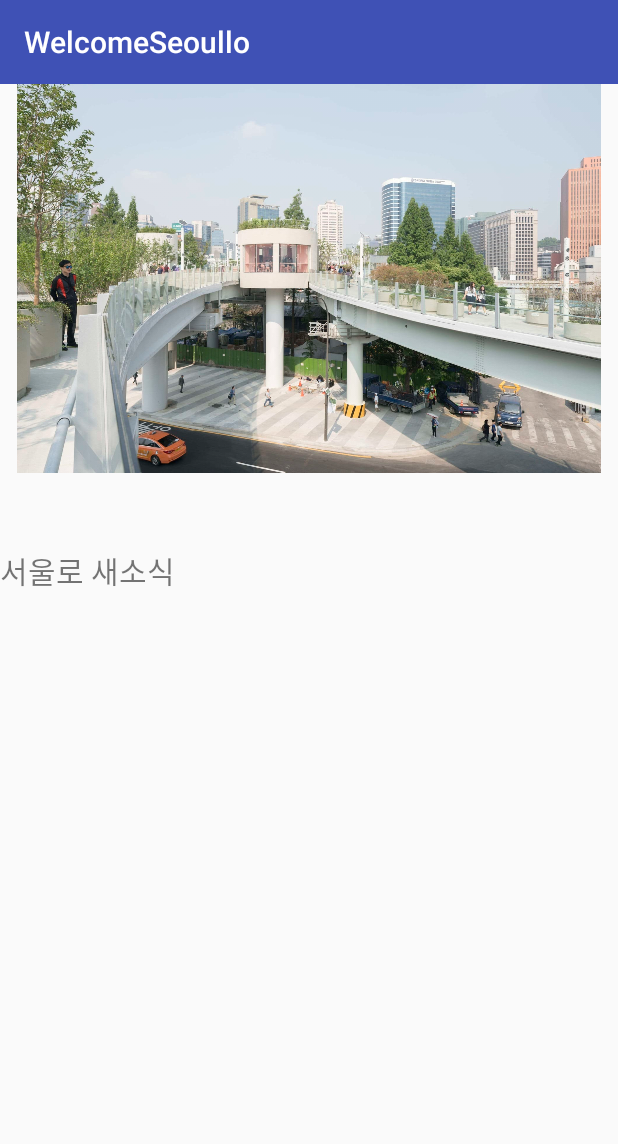
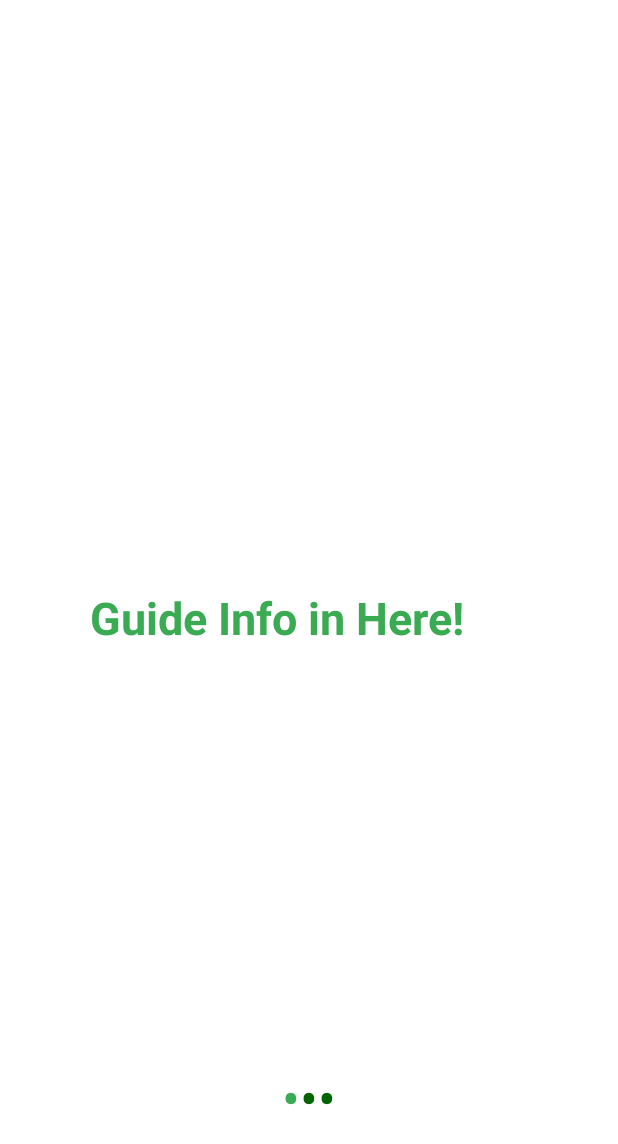
Before and after one commit to sonjangwon/WelcomeSeoullo, an Android app: the screen it shows after launch (NoticeActivity before the commit, GuideAppInfo after it), on a phone screen of 412 x 824 dp. Shown: the top 1144 px of the screen. Run offline under Robolectric (Android 15) with nearby library versions, the phone set to English and light mode, and no system bars.

Commit message:
Guide App Infor version 1&2

```diff
--- a/WelcomeSeoullo/app/src/main/AndroidManifest.xml
+++ b/WelcomeSeoullo/app/src/main/AndroidManifest.xml
@@ -12,13 +12,17 @@
         android:roundIcon="@mipmap/ic_launcher_round"
         android:supportsRtl="true"
         android:theme="@style/AppTheme">
-        <activity android:name=".MainActivity">
+        <activity android:name=".GuideAppInfo">
             <intent-filter>
                 <action android:name="android.intent.action.MAIN" />
 
                 <category android:name="android.intent.category.LAUNCHER" />
             </intent-filter>
         </activity>
+        <activity android:name=".MainActivity">
+
+        </activity>
+
         <activity android:name=".NoticeActivity"/>
         <activity android:name=".ViewContents"/>
         <activity android:name="Test"/>
--- /dev/null
+++ b/WelcomeSeoullo/app/src/main/java/com/example/jangwon/welcomeseoullo/GuideAppInfo.java
@@ -0,0 +1,209 @@
+package com.example.jangwon.welcomeseoullo;
+
+import android.content.Context;
+import android.content.Intent;
+import android.graphics.Color;
+import android.os.Build;
+import android.os.Bundle;
+import android.support.v4.view.PagerAdapter;
+import android.support.v4.view.ViewPager;
+import android.support.v7.app.AppCompatActivity;
+import android.text.Html;
+import android.view.LayoutInflater;
+import android.view.View;
+import android.view.ViewGroup;
+import android.view.Window;
+import android.view.WindowManager;
+import android.widget.Button;
+import android.widget.LinearLayout;
+import android.widget.TextView;
+
+
+/**
+ * Created by woga1 on 2017-09-16.
+ */
+
+public class GuideAppInfo extends AppCompatActivity {
+    private ViewPager viewPager;
+    private MyViewPagerAdapter myViewPagerAdapter;
+    private LinearLayout dotsLayout;
+    private TextView[] dots;
+    private int[] layouts;
+    private Button btnSkip, btnNext;
+    private PrefManager prefManager;
+
+    @Override
+    protected void onCreate(Bundle savedInstanceState) {
+        super.onCreate(savedInstanceState);
+
+        // Checking for first time launch - before calling setContentView()
+        //sharedPrefence에 저장ㅇ해놓고 실행안되게
+        prefManager = new PrefManager(this);
+        if (!prefManager.isFirstTimeLaunch()) {
+            prefManager.setFirstTimeLaunch(true);
+        }
+
+        // Making notification bar transparent
+        if (Build.VERSION.SDK_INT >= 21) {
+            getWindow().getDecorView().setSystemUiVisibility(View.SYSTEM_UI_FLAG_LAYOUT_STABLE | View.SYSTEM_UI_FLAG_LAYOUT_FULLSCREEN);
+        }
+
+        setContentView(R.layout.activity_guide2);
+
+        viewPager = (ViewPager) findViewById(R.id.view_pager2);
+        dotsLayout = (LinearLayout) findViewById(R.id.layoutDots2);
+        //btnSkip = (Button) findViewById(R.id.btn_skip);
+        btnNext = (Button) findViewById(R.id.btn_next2);
+        btnNext.setVisibility(View.INVISIBLE);
+
+
+        // layouts of all welcome sliders
+        // add few more layouts if you want
+        layouts = new int[]{
+                R.layout.activity_slide1,
+                R.layout.activity_slide2,
+                R.layout.activity_slide3 };
+
+        // adding bottom dots
+        addBottomDots(0);
+
+        // making notification bar transparent
+        changeStatusBarColor();
+
+        myViewPagerAdapter = new MyViewPagerAdapter();
+        viewPager.setAdapter(myViewPagerAdapter);
+        viewPager.addOnPageChangeListener(viewPagerPageChangeListener);
+
+//        btnSkip.setOnClickListener(new View.OnClickListener() {
+//            @Override
+//            public void onClick(View v) {
+//                launchHomeScreen();
+//            }
+//        });
+
+        btnNext.setOnClickListener(new View.OnClickListener() {
+            @Override
+            public void onClick(View v) {
+                // checking for last page
+                // if last page home screen will be launched
+                int current = getItem(+1);
+                if (current < layouts.length) {
+                    // move to next screen
+                    viewPager.setCurrentItem(current);
+                } else {
+                    launchHomeScreen();
+                }
+            }
+        });
+    }
+
+    private void addBottomDots(int currentPage) {
+        dots = new TextView[layouts.length];
+        //해당화면 일때
+        int[] colorsActive = getResources().getIntArray(R.array.array_dot_active);
+        //해당화면 아닐때
+        int[] colorsInactive = getResources().getIntArray(R.array.array_dot_inactive);
+
+        dotsLayout.removeAllViews();
+        for (int i = 0; i < dots.length; i++) {
+            dots[i] = new TextView(this);
+            dots[i].setText(Html.fromHtml("&#8226;"));
+            dots[i].setTextSize(35);
+            dots[i].setTextColor(colorsInactive[currentPage]);
+            dotsLayout.addView(dots[i]);
+        }
+
+        if (dots.length > 0)
+            dots[currentPage].setTextColor(colorsActive[currentPage]);
+    }
+
+    private int getItem(int i) {
+        return viewPager.getCurrentItem() + i;
+    }
+
+    private void launchHomeScreen() {
+        prefManager.setFirstTimeLaunch(false);
+        startActivity(new Intent(getApplicationContext(), NoticeActivity.class));
+        finish();
+    }
+
+    //	viewpager change listener
+    ViewPager.OnPageChangeListener viewPagerPageChangeListener = new ViewPager.OnPageChangeListener() {
+
+        @Override
+        public void onPageSelected(int position) {
+            addBottomDots(position);
+
+            // changing the next button text 'NEXT' / 'GOT IT'
+            if (position == layouts.length - 1) {
+                // last page. make button text to GOT IT
+                btnNext.setVisibility(View.VISIBLE);
+                //btnNext.setText("시작하기");
+//                btnSkip.setVisibility(View.GONE);
+            } else {
+                // still pages are left
+                btnNext.setVisibility(View.INVISIBLE);
+//                btnNext.setText("다음");
+//                btnSkip.setVisibility(View.VISIBLE);
+            }
+        }
+
+        @Override
+        public void onPageScrolled(int arg0, float arg1, int arg2) {
+
+        }
+
+        @Override
+        public void onPageScrollStateChanged(int arg0) {
+
+        }
+    };
+
+    /**
+     * Making notification bar transparent
+     */
+    private void changeStatusBarColor() {
+        if (Build.VERSION.SDK_INT >= Build.VERSION_CODES.LOLLIPOP) {
+            Window window = getWindow();
+            window.addFlags(WindowManager.LayoutParams.FLAG_DRAWS_SYSTEM_BAR_BACKGROUNDS);
+            window.setStatusBarColor(Color.TRANSPARENT);
+        }
+    }
+
+    /**
+     * View pager adapter
+     */
+    public class MyViewPagerAdapter extends PagerAdapter {
+        private LayoutInflater layoutInflater;
+
+        public MyViewPagerAdapter() {
+        }
+
+        @Override
+        public Object instantiateItem(ViewGroup container, int position) {
+            layoutInflater = (LayoutInflater) getSystemService(Context.LAYOUT_INFLATER_SERVICE);
+
+            View view = layoutInflater.inflate(layouts[position], container, false);
+            container.addView(view);
+
+            return view;
+        }
+
+        @Override
+        public int getCount() {
+            return layouts.length;
+        }
+
+        @Override
+        public boolean isViewFromObject(View view, Object obj) {
+            return view == obj;
+        }
+
+
+        @Override
+        public void destroyItem(ViewGroup container, int position, Object object) {
+            View view = (View) object;
+            container.removeView(view);
+        }
+    }
+}
--- /dev/null
+++ b/WelcomeSeoullo/app/src/main/java/com/example/jangwon/welcomeseoullo/PrefManager.java
@@ -0,0 +1,37 @@
+package com.example.jangwon.welcomeseoullo;
+
+import android.content.Context;
+import android.content.SharedPreferences;
+
+/**
+ * Created by woga1 on 2017-09-16.
+ */
+
+public class PrefManager {
+    SharedPreferences pref;
+    SharedPreferences.Editor editor;
+    Context _context;
+
+    // shared pref mode
+    int PRIVATE_MODE = 0;
+
+    // Shared preferences file name
+    private static final String PREF_NAME = "androidhive-welcome";
+
+    private static final String IS_FIRST_TIME_LAUNCH = "IsFirstTimeLaunch";
+
+    public PrefManager(Context context) {
+        this._context = context;
+        pref = _context.getSharedPreferences(PREF_NAME, PRIVATE_MODE);
+        editor = pref.edit();
+    }
+
+    public void setFirstTimeLaunch(boolean isFirstTime) {
+        editor.putBoolean(IS_FIRST_TIME_LAUNCH, isFirstTime);
+        editor.commit();
+    }
+
+    public boolean isFirstTimeLaunch() {
+        return pref.getBoolean(IS_FIRST_TIME_LAUNCH, true);
+    }
+}
--- /dev/null
+++ b/WelcomeSeoullo/app/src/main/res/layout/activity_guide2.xml
@@ -0,0 +1,46 @@
+<?xml version="1.0" encoding="utf-8"?>
+<RelativeLayout xmlns:android="http://schemas.android.com/apk/res/android"
+    android:orientation="vertical" android:layout_width="match_parent"
+    android:layout_height="match_parent">
+    <android.support.v4.view.ViewPager
+        android:id="@+id/view_pager2"
+        android:layout_width="match_parent"
+        android:layout_height="match_parent"
+        android:layout_alignParentLeft="true"
+        android:layout_alignParentStart="true"
+        android:layout_alignParentTop="true" />
+
+    <LinearLayout
+        android:id="@+id/layoutDots2"
+        android:layout_width="match_parent"
+        android:layout_height="@dimen/dots_height"
+        android:gravity="center"
+        android:orientation="horizontal"
+        android:layout_above="@+id/btn_next2"
+        android:layout_alignParentLeft="true"
+        android:layout_alignParentStart="true"
+        android:layout_marginBottom="14dp"></LinearLayout>
+    <View
+        android:layout_width="match_parent"
+        android:layout_height="1dp"
+        android:alpha=".5"
+        android:layout_above="@id/layoutDots2"
+        android:background="@android:color/white"
+        android:layout_alignTop="@+id/layoutDots2" />
+
+    <Button
+        android:id="@+id/btn_next2"
+        android:layout_width="wrap_content"
+        android:layout_height="wrap_content"
+        android:background="#3AAB53"
+        android:text="시작하기"
+        android:textStyle="bold"
+        android:textColor="@android:color/white"
+        android:layout_alignParentBottom="true"
+        android:layout_marginBottom="24dp"
+        android:layout_alignParentLeft="true"
+        android:layout_alignParentStart="true"
+        android:layout_alignParentRight="true"
+        android:layout_alignParentEnd="true" />
+
+</RelativeLayout>
--- a/WelcomeSeoullo/app/src/main/res/layout/activity_notice.xml
+++ b/WelcomeSeoullo/app/src/main/res/layout/activity_notice.xml
@@ -13,16 +13,15 @@
 </ViewFlipper>
 
     <TextView
-        android:layout_marginTop="50dp"
         android:id="@+id/textView"
-        android:layout_width="306dp"
+        android:layout_width="372dp"
         android:layout_height="wrap_content"
-        android:layout_weight="0.09"
-        android:text="서울로 새소식"
+        android:text="asdfsdf"
         android:textSize="20dp" />
 
     <ListView
         android:id="@+id/noticeList"
         android:layout_width="match_parent"
-        android:layout_height="170dp"/>
+        android:layout_height="256dp"
+        android:layout_weight="0.32" />
 </LinearLayout>
--- /dev/null
+++ b/WelcomeSeoullo/app/src/main/res/layout/activity_slide1.xml
@@ -0,0 +1,17 @@
+<?xml version="1.0" encoding="utf-8"?>
+<LinearLayout xmlns:android="http://schemas.android.com/apk/res/android"
+    android:orientation="vertical" android:layout_width="match_parent"
+    android:layout_height="match_parent"
+    android:background="@android:color/white">
+
+    <TextView
+        android:id="@+id/textView2"
+        android:layout_width="368dp"
+        android:layout_height="wrap_content"
+        android:layout_weight="2"
+        android:gravity="center"
+        android:text="Guide Info in Here!"
+        android:textColor="#3AAB53"
+        android:textSize="30dp"
+        android:textStyle="bold" />
+</LinearLayout>
--- a/WelcomeSeoullo/app/src/main/res/values/colors.xml
+++ b/WelcomeSeoullo/app/src/main/res/values/colors.xml
@@ -3,4 +3,29 @@
     <color name="colorPrimary">#3F51B5</color>
     <color name="colorPrimaryDark">#303F9F</color>
     <color name="colorAccent">#FF4081</color>
+    <!-- dots inactive colors -->
+    <color name="dot_dark_screen1">#006400</color>
+    <color name="dot_dark_screen2">#006400</color>
+    <color name="dot_dark_screen3">#006400</color>
+    <color name="dot_dark_screen4">#a854d4</color>
+
+    <!-- dots active colors -->
+    <color name="dot_light_screen1">#3AAB53</color>
+    <color name="dot_light_screen2">#3AAB53</color>
+    <color name="dot_light_screen3">#3AAB53</color>
+    <color name="dot_light_screen4">#e4b5fc</color>
+
+    <array name="array_dot_active">
+        <item>@color/dot_light_screen1</item>
+        <item>@color/dot_light_screen2</item>
+        <item>@color/dot_light_screen3</item>
+        <item>@color/dot_light_screen4</item>
+    </array>
+
+    <array name="array_dot_inactive">
+        <item>@color/dot_dark_screen1</item>
+        <item>@color/dot_dark_screen2</item>
+        <item>@color/dot_dark_screen3</item>
+        <item>@color/dot_dark_screen4</item>
+    </array>
 </resources>
--- /dev/null
+++ b/WelcomeSeoullo/app/src/main/res/values/dimens.xml
@@ -0,0 +1,6 @@
+<?xml version="1.0" encoding="utf-8"?>
+<resources>
+    <dimen name="dots_height">30dp</dimen>
+    <dimen name="dots_margin_bottom">20dp</dimen>
+    <dimen name="img_width_height">120dp</dimen>
+</resources>
--- a/WelcomeSeoullo/app/src/main/res/values/strings.xml
+++ b/WelcomeSeoullo/app/src/main/res/values/strings.xml
@@ -1,3 +1,4 @@
 <resources>
     <string name="app_name">WelcomeSeoullo</string>
+
 </resources>
--- a/WelcomeSeoullo/app/src/main/res/values/styles.xml
+++ b/WelcomeSeoullo/app/src/main/res/values/styles.xml
@@ -1,11 +1,22 @@
 <resources>
 
     <!-- Base application theme. -->
+    <!--<style name="AppTheme" parent="Theme.AppCompat.Light.DarkActionBar">-->
+        <!--&lt;!&ndash; Customize your theme here. &ndash;&gt;-->
+        <!--<item name="colorPrimary">@color/colorPrimary</item>-->
+        <!--<item name="colorPrimaryDark">@color/colorPrimaryDark</item>-->
+        <!--<item name="colorAccent">@color/colorAccent</item>-->
+    <!--</style>-->
     <style name="AppTheme" parent="Theme.AppCompat.Light.DarkActionBar">
         <!-- Customize your theme here. -->
         <item name="colorPrimary">@color/colorPrimary</item>
         <item name="colorPrimaryDark">@color/colorPrimaryDark</item>
         <item name="colorAccent">@color/colorAccent</item>
+        <item name="windowActionBar">false</item>
+        <item name="windowNoTitle">true</item>
     </style>
 
+    <style name="AppTheme.AppBarOverlay" parent="ThemeOverlay.AppCompat.Dark.ActionBar" />
+
+    <style name="AppTheme.PopupOverlay" parent="ThemeOverlay.AppCompat.Light" />
 </resources>
```
Also changed, not shown: WelcomeSeoullo/app/src/main/java/com/example/jangwon/welcomeseoullo/NoticeActivity.java (+10 -5 lines), WelcomeSeoullo/app/src/main/java/com/example/jangwon/welcomeseoullo/SplashAppInfo.java (added, +66 -0 lines), WelcomeSeoullo/app/src/main/java/com/example/jangwon/welcomeseoullo/SplashFragment1.java (added, +25 -0 lines), WelcomeSeoullo/app/src/main/java/com/example/jangwon/welcomeseoullo/SplashFragment2.java (added, +23 -0 lines), WelcomeSeoullo/app/src/main/java/com/example/jangwon/welcomeseoullo/SplashFragment3.java (added, +25 -0 lines), WelcomeSeoullo/app/src/main/res/layout/activity_guide.xml (added, +45 -0 lines), WelcomeSeoullo/app/src/main/res/layout/activity_slide2.xml (added, +15 -0 lines), WelcomeSeoullo/app/src/main/res/layout/activity_slide3.xml (added, +17 -0 lines), WelcomeSeoullo/app/src/main/res/drawable/image3.jpg, WelcomeSeoullo/app/src/main/res/drawable/image4.jpg.
